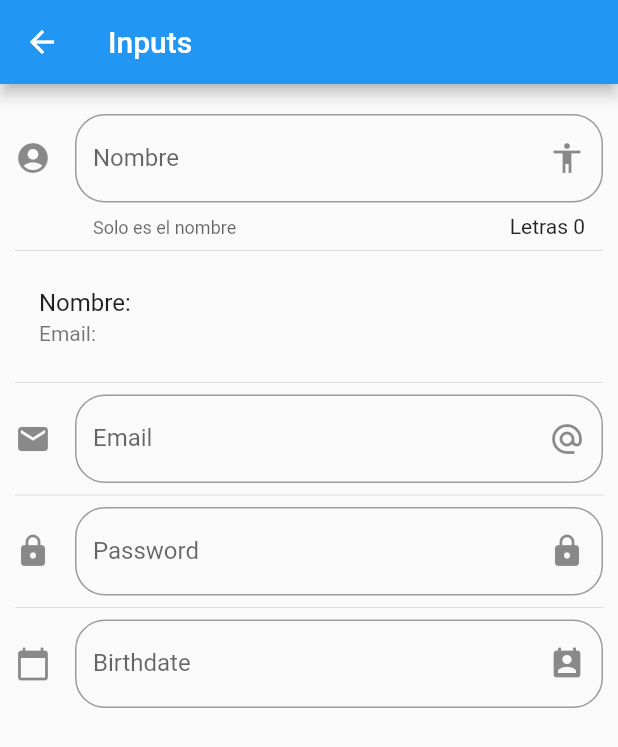
After one commit to YairRdz11/components, a Flutter app: the InputPage screen opened by its route, on a phone screen of 412 x 824 dp. The commit adds this screen. Shown: the top 747 px of the screen. Run offline on Flutter 3.47's test engine with Material 2 defaults, Android fonts, the phone set to English and light mode, and no system bars.

Commit message:
Adding inputs to input page

```diff
--- a/data/menu_opts.json
+++ b/data/menu_opts.json
@@ -20,6 +20,11 @@
             "ruta" : "animatedContainer",
             "icon" : "donut_large",
             "texto": "Animated Container"
+        },
+        {
+            "ruta" : "inputs",
+            "icon" : "input",
+            "texto": "Inputs"
         }
     ]
 }
--- /dev/null
+++ b/lib/src/pages/input_page.dart
@@ -0,0 +1,144 @@
+import 'package:flutter/material.dart';
+
+class InputPage extends StatefulWidget {
+  const InputPage({super.key});
+
+  @override
+  State<InputPage> createState() => _InputPageState();
+}
+
+class _InputPageState extends State<InputPage> {
+  String _name = '';
+  String _email = '';
+  String _date = '';
+  var _nameCount = 0;
+  TextEditingController _inputFieldDateController = TextEditingController();
+
+  @override
+  Widget build(BuildContext context) {
+    return Scaffold(
+      appBar: AppBar(
+        title: Text('Inputs'),
+      ),
+      body: ListView(
+        padding: const EdgeInsets.symmetric(horizontal: 10.0, vertical: 20.0),
+        children: <Widget>[
+          _createInput(),
+          const Divider(),
+          _createPerson(),
+          const Divider(),
+          _createEmail(),
+          const Divider(),
+          _createPasword(),
+          const Divider(),
+          _createDate(context)
+        ],
+      ),
+    );
+  }
+
+  Widget _createInput() {
+    return TextField(
+      textCapitalization: TextCapitalization.sentences,
+      decoration: InputDecoration(
+        border: OutlineInputBorder(
+          borderRadius: BorderRadius.circular(20.0)
+        ),
+        counter: Text('Letras $_nameCount'),
+        hintText: 'Nombre persona',
+        labelText: 'Nombre',
+        helperText: 'Solo es el nombre',
+        suffixIcon: const Icon(Icons.accessibility),
+        icon: const Icon(Icons.account_circle)
+      ),
+      onChanged: (value) {
+        setState(() {
+          _name = value;
+          _nameCount = _name.length;
+        });
+      },
+    );
+  }
+
+  Widget _createPerson() {
+    return ListTile(
+      title: Text('Nombre: $_name'),
+      subtitle: Text('Email: $_email'),
+    );
+  }
+
+  Widget _createEmail() {
+    return TextField(
+      keyboardType: TextInputType.emailAddress,
+      textCapitalization: TextCapitalization.sentences,
+      decoration: InputDecoration(
+        border: OutlineInputBorder(
+          borderRadius: BorderRadius.circular(20.0)
+        ),
+        hintText: 'Email',
+        labelText: 'Email',
+        suffixIcon: const Icon(Icons.alternate_email),
+        icon: const Icon(Icons.email)
+      ),
+      onChanged: (value) => setState(() {
+          _email = value;
+        })
+    );
+  }
+
+  Widget _createPasword() {
+     return TextField(
+      obscureText: true,
+      textCapitalization: TextCapitalization.sentences,
+      decoration: InputDecoration(
+        border: OutlineInputBorder(
+          borderRadius: BorderRadius.circular(20.0)
+        ),
+        hintText: 'Password',
+        labelText: 'Password',
+        suffixIcon: const Icon(Icons.lock),
+        icon: const Icon(Icons.lock)
+      ),
+      onChanged: (value) => setState(() {
+          _email = value;
+        })
+    );
+  }
+
+  Widget _createDate(BuildContext context) {
+     return TextField(
+      controller: _inputFieldDateController,
+      enableInteractiveSelection: false,
+      textCapitalization: TextCapitalization.sentences,
+      decoration: InputDecoration(
+        border: OutlineInputBorder(
+          borderRadius: BorderRadius.circular(20.0)
+        ),
+        hintText: 'Birthdate',
+        labelText: 'Birthdate',
+        suffixIcon: const Icon(Icons.perm_contact_calendar),
+        icon: const Icon(Icons.calendar_today)
+      ),
+      onTap: () {
+        FocusScope.of(context).requestFocus(new FocusNode());
+        _selectDate(context);
+      },
+    );
+  }
+
+  _selectDate(BuildContext context) async{
+    var picked = await showDatePicker(
+      context: context,
+      initialDate:  DateTime.now(),
+      firstDate:  DateTime(2018),
+      lastDate:  DateTime(2025)
+    );
+
+    if(picked != null){
+      setState(() {
+        _date = picked.toString();
+        _inputFieldDateController.text = _date;
+      });
+    }
+  }
+}
--- a/lib/src/routes/routes.dart
+++ b/lib/src/routes/routes.dart
@@ -5,6 +5,7 @@ import 'package:components/src/pages/animated_container.dart';
 import 'package:components/src/pages/avatar_page.dart';
 import 'package:components/src/pages/card_page.dart';
 import 'package:components/src/pages/home_page.dart';
+import 'package:components/src/pages/input_page.dart';
 
 
 Map<String, WidgetBuilder> getApplicationRoutes (){
@@ -13,6 +14,7 @@ Map<String, WidgetBuilder> getApplicationRoutes (){
         'alert' : (BuildContext context ) => AlertPage(),
         'avatar' : (BuildContext context ) => AvatarPage(),
         'card': (BuildContext context ) => CardPage(),
-        'animatedContainer': (BuildContext context ) => AnimatedContainerPage()
+        'animatedContainer': (BuildContext context ) => AnimatedContainerPage(),
+        'inputs': (BuildContext context ) => InputPage()
   };
 }
--- a/lib/src/utils/icon_string_util.dart
+++ b/lib/src/utils/icon_string_util.dart
@@ -1,9 +1,10 @@
 import 'package:flutter/material.dart';
 final _icons = <String, IconData>{
-  "add_alert": Icons.add_alert,
-  "accessibility": Icons.accessibility,
-  "folder_open": Icons.folder_open,
-  "donut_large": Icons.donut_large
+  "add_alert"     : Icons.add_alert,
+  "accessibility" : Icons.accessibility,
+  "folder_open"   : Icons.folder_open,
+  "donut_large"   : Icons.donut_large,
+  "input"         : Icons.input
 };
 
 Icon getIcon(String nameIcon){
```
